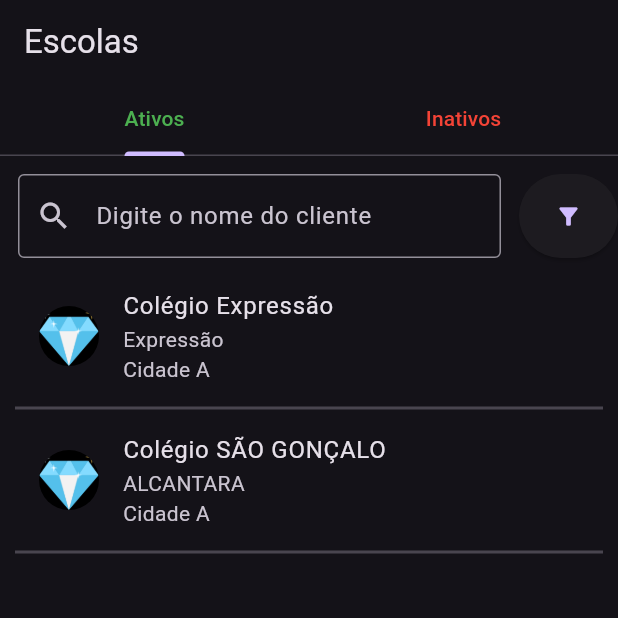
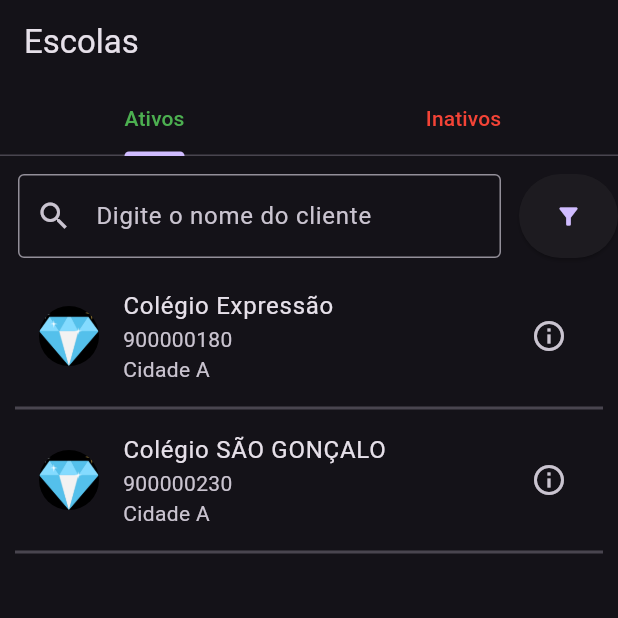
Before and after one commit to Gustavo-Araujo-EM/consultaTerain, a Flutter app: the screen it shows after launch, on a phone screen of 412 x 824 dp, the top half of it. Run offline on Flutter 3.47's test engine with Material 3 defaults, Android fonts, the light colour scheme and no system bars; our stand-ins replace flutter_bloc.

Commit message:
icone de informações e trocando nome de registro para id do registro

```diff
--- a/lib/views/components/list.dart
+++ b/lib/views/components/list.dart
@@ -25,10 +25,11 @@ class MyList extends StatelessWidget {
             mainAxisAlignment: MainAxisAlignment.start,
             crossAxisAlignment: CrossAxisAlignment.start,
             children: [
-              Text(escola.nomeRegistro),
+              Text(escola.idRegistro.toString()),
               Text(escola.cidade),
             ],
           ),
+          trailing: const Icon(Icons.info_outline),
           onTap: () => Navigator.push(context, MaterialPageRoute(
             builder: (context) =>
             DetalhesEscolaPage(escola: escola)
```
